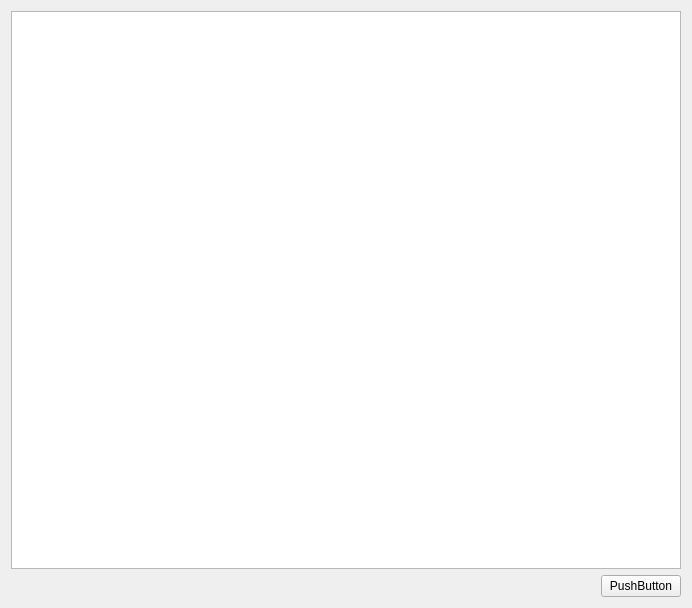
First picture: the form in anime/widget.ui, repository STEPAN-BANDERA/episodes, before the edit.
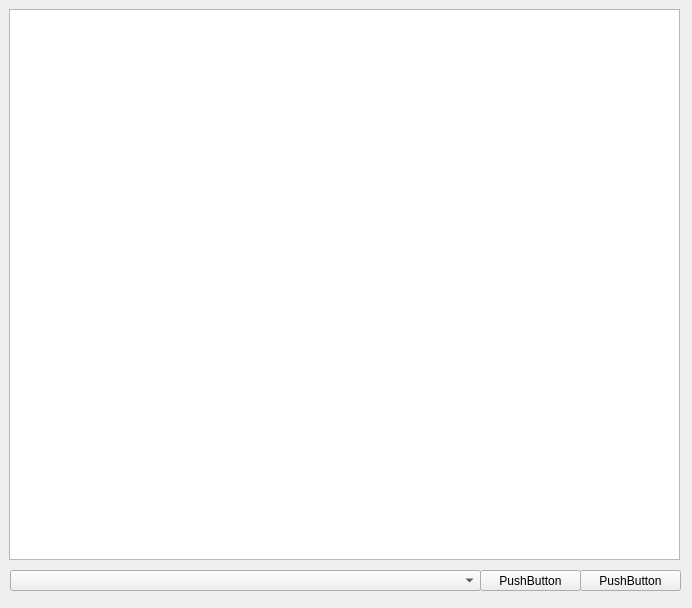
Second picture: the form after the edit.

```diff
--- a/anime/widget.ui
+++ b/anime/widget.ui
@@ -13,35 +13,52 @@
   <property name="windowTitle">
    <string>Widget</string>
   </property>
-  <layout class="QVBoxLayout" name="verticalLayout">
-   <item>
-    <widget class="QTableWidget" name="tableWidget"/>
-   </item>
-   <item>
-    <layout class="QHBoxLayout" name="horizontalLayout">
-     <item>
-      <spacer name="horizontalSpacer">
-       <property name="orientation">
-        <enum>Qt::Horizontal</enum>
-       </property>
-       <property name="sizeHint" stdset="0">
-        <size>
-         <width>40</width>
-         <height>20</height>
-        </size>
-       </property>
-      </spacer>
-     </item>
-     <item>
-      <widget class="QPushButton" name="pushButton">
-       <property name="text">
-        <string>PushButton</string>
-       </property>
-      </widget>
-     </item>
-    </layout>
-   </item>
-  </layout>
+  <widget class="QTableWidget" name="tableWidget">
+   <property name="geometry">
+    <rect>
+     <x>9</x>
+     <y>9</y>
+     <width>671</width>
+     <height>551</height>
+    </rect>
+   </property>
+  </widget>
+  <widget class="QPushButton" name="pushButton">
+   <property name="geometry">
+    <rect>
+     <x>580</x>
+     <y>570</y>
+     <width>101</width>
+     <height>21</height>
+    </rect>
+   </property>
+   <property name="text">
+    <string>PushButton</string>
+   </property>
+  </widget>
+  <widget class="QComboBox" name="comboBox">
+   <property name="geometry">
+    <rect>
+     <x>10</x>
+     <y>570</y>
+     <width>471</width>
+     <height>21</height>
+    </rect>
+   </property>
+  </widget>
+  <widget class="QPushButton" name="pushButton_2">
+   <property name="geometry">
+    <rect>
+     <x>480</x>
+     <y>570</y>
+     <width>101</width>
+     <height>21</height>
+    </rect>
+   </property>
+   <property name="text">
+    <string>PushButton</string>
+   </property>
+  </widget>
  </widget>
  <resources/>
  <connections/>
```
